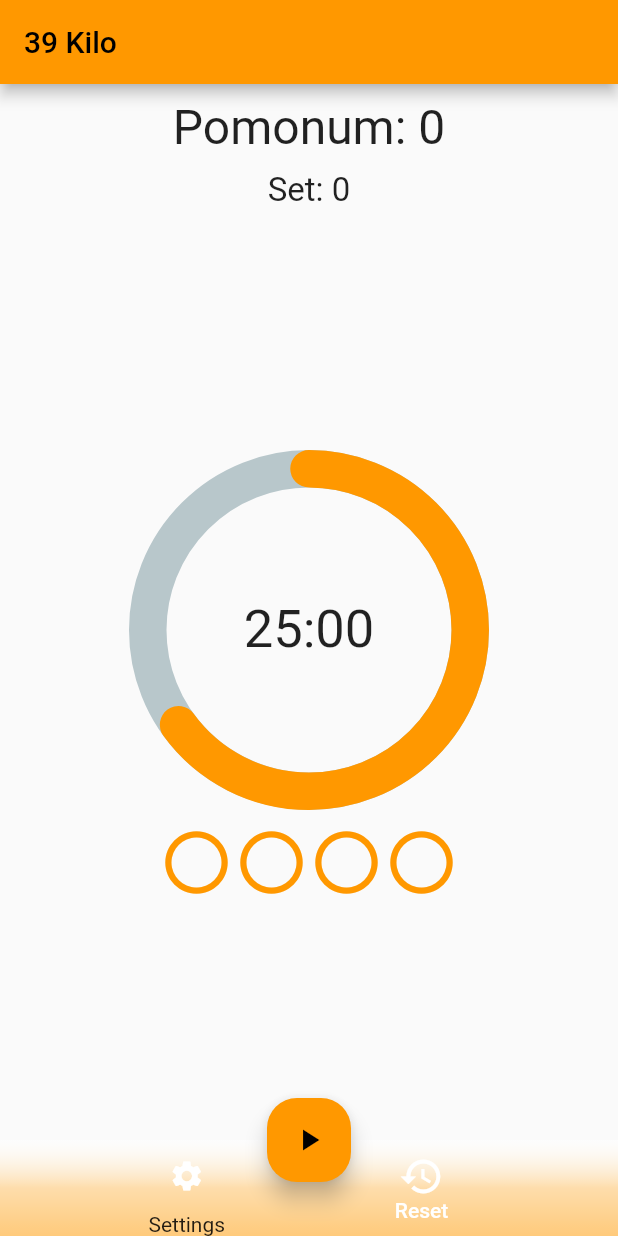
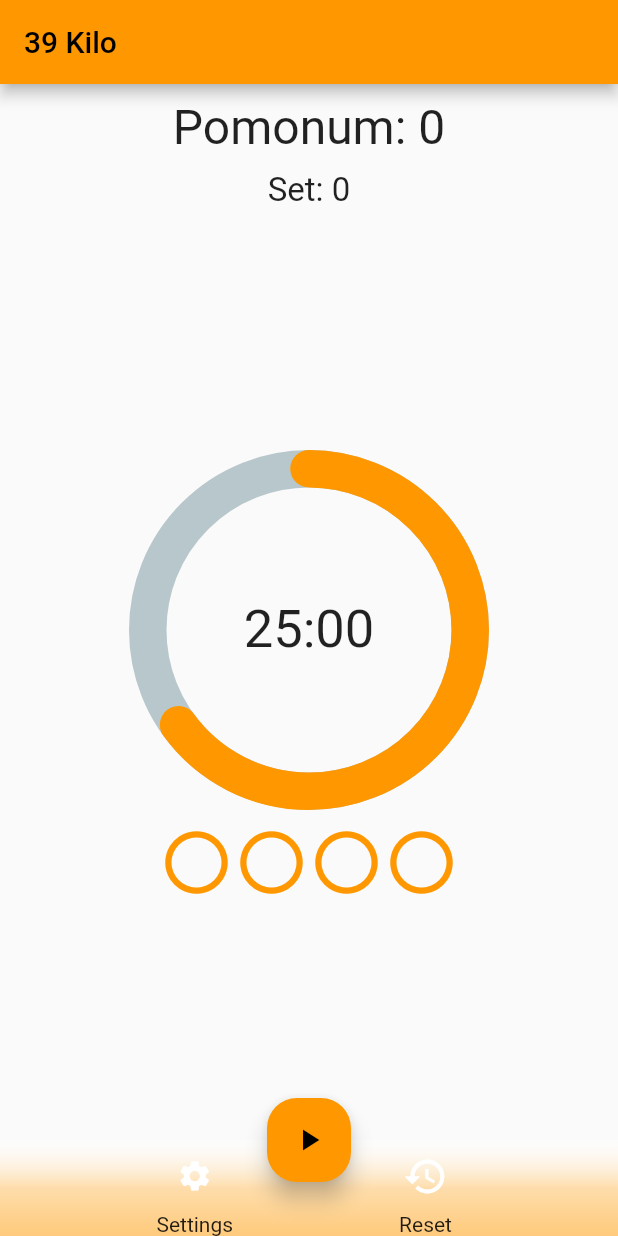
Before and after one commit to TheSupremeF/PomodoriesTomatoes, a Flutter app: the screen it shows after launch, on a phone screen of 412 x 824 dp. Run offline on Flutter 3.47's test engine with Material 2 defaults, Android fonts, the phone set to English and light mode, and no system bars; drawn by our look-alikes of percent_indicator; our stand-ins replace toggle_switch.

Commit message:
Second commit, small fixes

```diff
--- a/lib/main.dart
+++ b/lib/main.dart
@@ -1,6 +1,6 @@
 import 'package:flutter/material.dart';
-import 'package:pomodororeyistasakli/screens/home.dart';
-import 'package:pomodororeyistasakli/themes/themes.dart';
+import '../screens/home.dart';
+import '../themes/themes.dart';
 import '../utils/bottomnavbar.dart';
 
 void main() {
--- a/lib/utils/bottomnavbar.dart
+++ b/lib/utils/bottomnavbar.dart
@@ -104,58 +104,39 @@ class _BottomNavBarSettingsButtonState
 }
 
 class BottomNavBar {
-  static List<Color> colorListFun() {
-    const List<Color> _colorList = [
-      Color.fromARGB(255, 255, 153, 0),
-      Color.fromARGB(160, 255, 153, 0),
-      Color.fromARGB(37, 255, 255, 255)
+  static final List<Color> _colorList = [
+    const Color.fromARGB(255, 255, 153, 0),
+    const Color.fromARGB(160, 255, 153, 0),
+    const Color.fromARGB(37, 255, 255, 255)
   ];
-    return _colorList;
-  }
 
   static Container nav = Container(
       decoration: BoxDecoration(
           gradient: LinearGradient(
               begin: Alignment.bottomCenter,
               end: Alignment.topCenter,
-            colors: colorListFun())),
+              colors: _colorList)),
       child: Container(
         color: const Color.fromARGB(123, 255, 255, 255),
-      child: Row(
-        mainAxisAlignment: MainAxisAlignment.spaceEvenly,
-        children: [
+        child: Row(mainAxisAlignment: MainAxisAlignment.spaceEvenly, children: [
           Column(
             mainAxisSize: MainAxisSize.min,
             children: const [BottomNavBarSettingsButton(), Text('Settings')],
           ),
-          TextButton(
-              style: ButtonStyle(
-                  backgroundColor: MaterialStateProperty.all(
-                      const Color.fromARGB(0, 255, 255, 255)),
-                  overlayColor: MaterialStateProperty.all(
-                      const Color.fromARGB(100, 110, 110, 110))),
+          Column(
+            mainAxisSize: MainAxisSize.min,
+            children: [
+              IconButton(
+                  highlightColor: const Color.fromARGB(0, 255, 255, 255),
                   onPressed: () {},
-              child: Row(
-                children: [
-                  Column(
-                    children: const [
-                      Icon(
+                  icon: const Icon(
                     Icons.restore,
                     size: 30,
                     color: Colors.white,
-                      ),
-                      Text(
-                        'Reset',
-                        style: TextStyle(
-                            fontWeight: FontWeight.w500, color: Colors.white),
-                      )
-                    ],
-                    mainAxisSize: MainAxisSize.min,
-                  ),
-                ],
                   )),
+              const Text('Reset'),
             ],
           ),
-    ),
-  );
+        ]),
+      ));
 }
--- a/lib/utils/constants.dart
+++ b/lib/utils/constants.dart
@@ -1,4 +1,4 @@
-import 'package:pomodororeyistasakli/model/status.dart';
+import '../model/status.dart';
 import 'package:flutter/material.dart';
 
 const pomodoroTotalTime = 25 * 60;
--- a/lib/widgets/cirperind.dart
+++ b/lib/widgets/cirperind.dart
@@ -1,6 +1,6 @@
 import 'package:percent_indicator/circular_percent_indicator.dart';
-import 'package:pomodororeyistasakli/screens/home.dart';
-import 'package:pomodororeyistasakli/utils/constants.dart';
+import '../screens/home.dart';
+import '../utils/constants.dart';
 
 class Circular {
   static CircularPercentIndicator indiKeytir = CircularPercentIndicator(
--- a/lib/widgets/progico.dart
+++ b/lib/widgets/progico.dart
@@ -1,5 +1,5 @@
 import 'package:flutter/material.dart';
-import 'package:pomodororeyistasakli/themes/themes.dart';
+import '../themes/themes.dart';
 
 class ProgIco extends StatelessWidget {
   final int total;
```
Also changed, not shown: lib/screens/home.dart (+4 -4 lines). Lines whose indentation alone changed are shown as unchanged.
